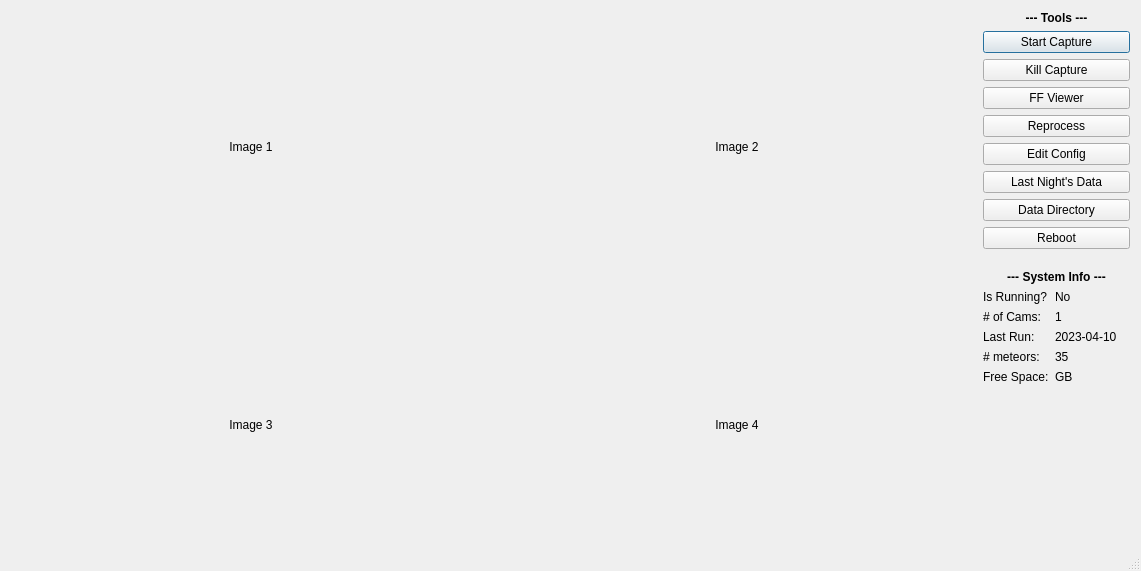
mjmazur/RMSdashboard, file RMSdashboard.ui: the form before one commit.
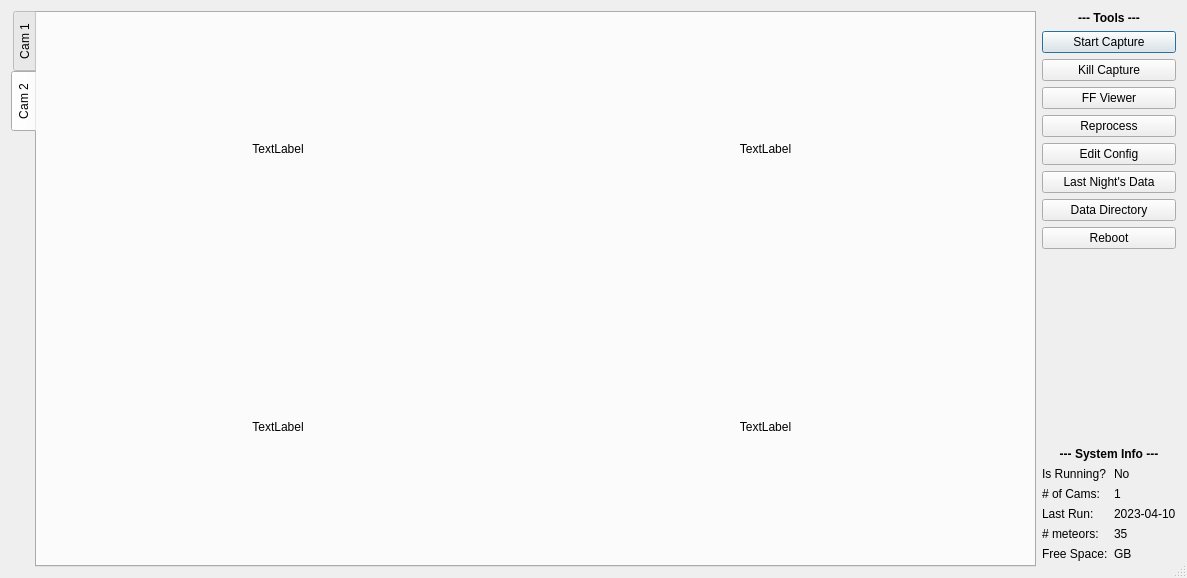
The form after the commit. The open tabs and pages were chosen to show the change.

```diff
--- a/RMSdashboard.ui
+++ b/RMSdashboard.ui
@@ -6,8 +6,8 @@
    <rect>
     <x>0</x>
     <y>0</y>
-    <width>1141</width>
-    <height>571</height>
+    <width>1187</width>
+    <height>578</height>
    </rect>
   </property>
   <property name="tabletTracking">
@@ -23,7 +23,33 @@
    <bool>true</bool>
   </property>
   <layout class="QGridLayout" name="gridLayout_3">
-   <item row="0" column="0" rowspan="3">
+   <item row="0" column="0" rowspan="4">
+    <widget class="QTabWidget" name="tabWidget">
+     <property name="minimumSize">
+      <size>
+       <width>1000</width>
+       <height>540</height>
+      </size>
+     </property>
+     <property name="tabPosition">
+      <enum>QTabWidget::West</enum>
+     </property>
+     <property name="currentIndex">
+      <number>0</number>
+     </property>
+     <widget class="QWidget" name="tab">
+      <attribute name="title">
+       <string>Cam 1</string>
+      </attribute>
+      <widget class="QWidget" name="layoutWidget">
+       <property name="geometry">
+        <rect>
+         <x>0</x>
+         <y>0</y>
+         <width>969</width>
+         <height>549</height>
+        </rect>
+       </property>
     <layout class="QGridLayout" name="gridLayout_2">
      <item row="0" column="0">
       <widget class="QLabel" name="image1_lbl">
@@ -102,6 +128,90 @@
       </widget>
      </item>
     </layout>
+      </widget>
+     </widget>
+     <widget class="QWidget" name="tab_2">
+      <attribute name="title">
+       <string>Cam 2</string>
+      </attribute>
+      <widget class="QWidget" name="gridLayoutWidget">
+       <property name="geometry">
+        <rect>
+         <x>0</x>
+         <y>0</y>
+         <width>969</width>
+         <height>549</height>
+        </rect>
+       </property>
+       <layout class="QGridLayout" name="gridLayout">
+        <item row="0" column="0">
+         <widget class="QLabel" name="label_13">
+          <property name="minimumSize">
+           <size>
+            <width>480</width>
+            <height>270</height>
+           </size>
+          </property>
+          <property name="text">
+           <string>TextLabel</string>
+          </property>
+          <property name="alignment">
+           <set>Qt::AlignCenter</set>
+          </property>
+         </widget>
+        </item>
+        <item row="0" column="1">
+         <widget class="QLabel" name="label_14">
+          <property name="minimumSize">
+           <size>
+            <width>480</width>
+            <height>270</height>
+           </size>
+          </property>
+          <property name="text">
+           <string>TextLabel</string>
+          </property>
+          <property name="alignment">
+           <set>Qt::AlignCenter</set>
+          </property>
+         </widget>
+        </item>
+        <item row="1" column="0">
+         <widget class="QLabel" name="label_15">
+          <property name="minimumSize">
+           <size>
+            <width>480</width>
+            <height>270</height>
+           </size>
+          </property>
+          <property name="text">
+           <string>TextLabel</string>
+          </property>
+          <property name="alignment">
+           <set>Qt::AlignCenter</set>
+          </property>
+         </widget>
+        </item>
+        <item row="1" column="1">
+         <widget class="QLabel" name="label_16">
+          <property name="minimumSize">
+           <size>
+            <width>480</width>
+            <height>270</height>
+           </size>
+          </property>
+          <property name="text">
+           <string>TextLabel</string>
+          </property>
+          <property name="alignment">
+           <set>Qt::AlignCenter</set>
+          </property>
+         </widget>
+        </item>
+       </layout>
+      </widget>
+     </widget>
+    </widget>
    </item>
    <item row="0" column="1">
     <layout class="QVBoxLayout" name="verticalLayout">
@@ -182,22 +292,6 @@
      </item>
     </layout>
    </item>
-   <item row="1" column="1">
-    <spacer name="verticalSpacer_2">
-     <property name="orientation">
-      <enum>Qt::Vertical</enum>
-     </property>
-     <property name="sizeType">
-      <enum>QSizePolicy::Fixed</enum>
-     </property>
-     <property name="sizeHint" stdset="0">
-      <size>
-       <width>20</width>
-       <height>15</height>
-      </size>
-     </property>
-    </spacer>
-   </item>
    <item row="2" column="1">
     <layout class="QVBoxLayout" name="verticalLayout_2">
      <item>
@@ -218,56 +312,56 @@
      </item>
      <item>
       <layout class="QFormLayout" name="formLayout">
-       <item row="0" column="0">
+       <item row="1" column="0">
         <widget class="QLabel" name="label_3">
          <property name="text">
           <string>Is Running?</string>
          </property>
         </widget>
        </item>
-       <item row="0" column="1">
+       <item row="1" column="1">
         <widget class="QLabel" name="label_4">
          <property name="text">
           <string>No</string>
          </property>
         </widget>
        </item>
-       <item row="1" column="0">
+       <item row="2" column="0">
         <widget class="QLabel" name="label_5">
          <property name="text">
           <string># of Cams:</string>
          </property>
         </widget>
        </item>
-       <item row="1" column="1">
+       <item row="2" column="1">
         <widget class="QLabel" name="label_6">
          <property name="text">
           <string>1</string>
          </property>
         </widget>
        </item>
-       <item row="2" column="0">
+       <item row="3" column="0">
         <widget class="QLabel" name="label_7">
          <property name="text">
           <string>Last Run:</string>
          </property>
         </widget>
        </item>
-       <item row="2" column="1">
+       <item row="3" column="1">
         <widget class="QLabel" name="label_8">
          <property name="text">
           <string>2023-04-10</string>
          </property>
         </widget>
        </item>
-       <item row="3" column="0">
+       <item row="4" column="0">
         <widget class="QLabel" name="label_9">
          <property name="text">
           <string># meteors:</string>
          </property>
         </widget>
        </item>
-       <item row="3" column="1">
+       <item row="4" column="1">
         <widget class="QLabel" name="label_10">
          <property name="text">
           <string>35</string>
@@ -275,26 +369,13 @@
         </widget>
        </item>
        <item row="5" column="1">
-        <spacer name="verticalSpacer">
-         <property name="orientation">
-          <enum>Qt::Vertical</enum>
-         </property>
-         <property name="sizeHint" stdset="0">
-          <size>
-           <width>20</width>
-           <height>40</height>
-          </size>
-         </property>
-        </spacer>
-       </item>
-       <item row="4" column="1">
         <widget class="QLabel" name="label_12">
          <property name="text">
           <string>GB</string>
          </property>
         </widget>
        </item>
-       <item row="4" column="0">
+       <item row="5" column="0">
         <widget class="QLabel" name="label_11">
          <property name="text">
           <string>Free Space:</string>
@@ -305,6 +386,19 @@
      </item>
     </layout>
    </item>
+   <item row="1" column="1">
+    <spacer name="verticalSpacer">
+     <property name="orientation">
+      <enum>Qt::Vertical</enum>
+     </property>
+     <property name="sizeHint" stdset="0">
+      <size>
+       <width>20</width>
+       <height>40</height>
+      </size>
+     </property>
+    </spacer>
+   </item>
   </layout>
  </widget>
  <resources/>
```
Lines whose indentation alone changed are shown as unchanged.
